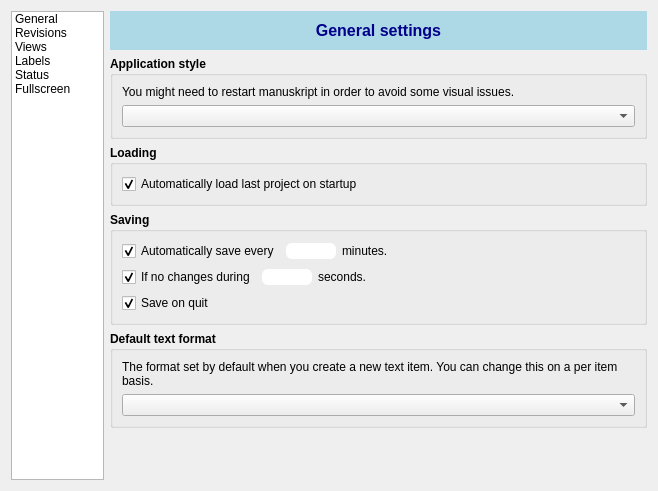
Qt form manuskript/ui/settings_ui.ui (olivierkes/manuskript) before a commit.
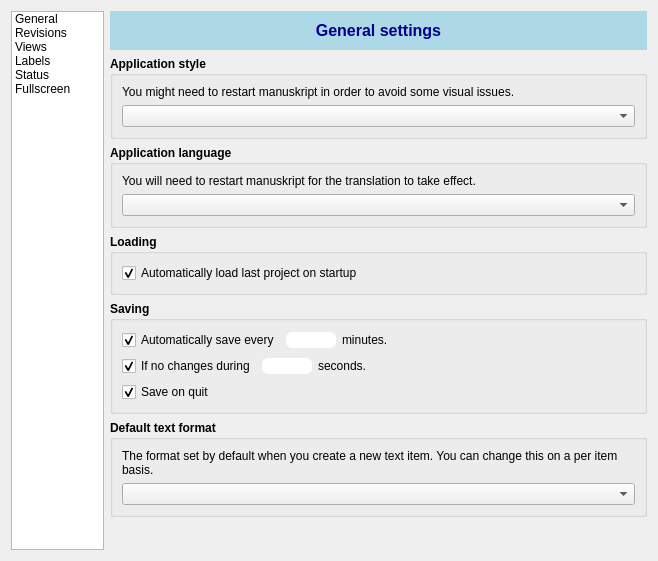
The same form after that commit. The open tabs and pages were chosen to show the change. Icons and pictures are not drawn.

Commit message: Adds: GUI settings to change translation

Patch:
```diff
--- a/manuskript/ui/settings_ui.ui
+++ b/manuskript/ui/settings_ui.ui
@@ -7,7 +7,7 @@
     <x>0</x>
     <y>0</y>
     <width>658</width>
-    <height>491</height>
+    <height>561</height>
    </rect>
   </property>
   <property name="windowTitle">
@@ -133,6 +133,47 @@
          </layout>
         </widget>
        </item>
+       <item>
+        <widget class="QGroupBox" name="groupBox_14">
+         <property name="font">
+          <font>
+           <weight>75</weight>
+           <bold>true</bold>
+          </font>
+         </property>
+         <property name="title">
+          <string>Application language</string>
+         </property>
+         <layout class="QVBoxLayout" name="verticalLayout_20">
+          <item>
+           <widget class="QLabel" name="label_52">
+            <property name="font">
+             <font>
+              <weight>50</weight>
+              <bold>false</bold>
+             </font>
+            </property>
+            <property name="text">
+             <string>You will need to restart manuskript for the translation to take effect.</string>
+            </property>
+            <property name="wordWrap">
+             <bool>true</bool>
+            </property>
+           </widget>
+          </item>
+          <item>
+           <widget class="QComboBox" name="cmbTranslation">
+            <property name="font">
+             <font>
+              <weight>50</weight>
+              <bold>false</bold>
+             </font>
+            </property>
+           </widget>
+          </item>
+         </layout>
+        </widget>
+       </item>
        <item>
         <widget class="QGroupBox" name="groupBox_10">
          <property name="font">
```
Left out of the diff: 4 changed lines with no effect on the pictures. The commit also changes 3 other files.
